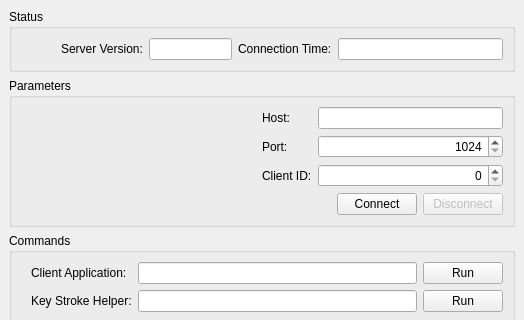
Qt form profit/widgets/ui_connectionwidget.ui (hpsilva/profitpy) before a commit; both pictures show x 0 to 524 and y 0 to 320 of the 524 by 535 pixel window.
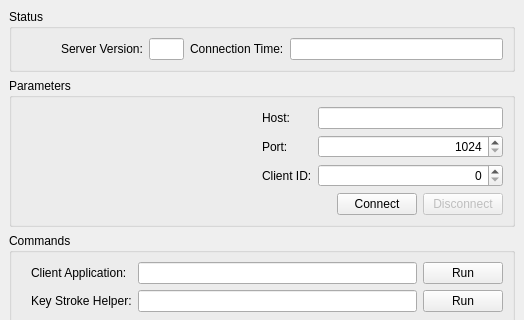
The same form after that commit. Icons and pictures are not drawn.

Diff of the .ui file:
```diff
--- a/profit/widgets/ui_connectionwidget.ui
+++ b/profit/widgets/ui_connectionwidget.ui
@@ -64,6 +64,9 @@
           <verstretch>0</verstretch>
          </sizepolicy>
         </property>
+        <property name="alignment" >
+         <set>Qt::AlignRight</set>
+        </property>
         <property name="readOnly" >
          <bool>true</bool>
         </property>
@@ -82,10 +85,16 @@
          <sizepolicy>
           <hsizetype>7</hsizetype>
           <vsizetype>0</vsizetype>
-          <horstretch>2</horstretch>
+          <horstretch>6</horstretch>
           <verstretch>0</verstretch>
          </sizepolicy>
         </property>
+        <property name="frame" >
+         <bool>true</bool>
+        </property>
+        <property name="alignment" >
+         <set>Qt::AlignRight</set>
+        </property>
         <property name="readOnly" >
          <bool>true</bool>
         </property>
```
